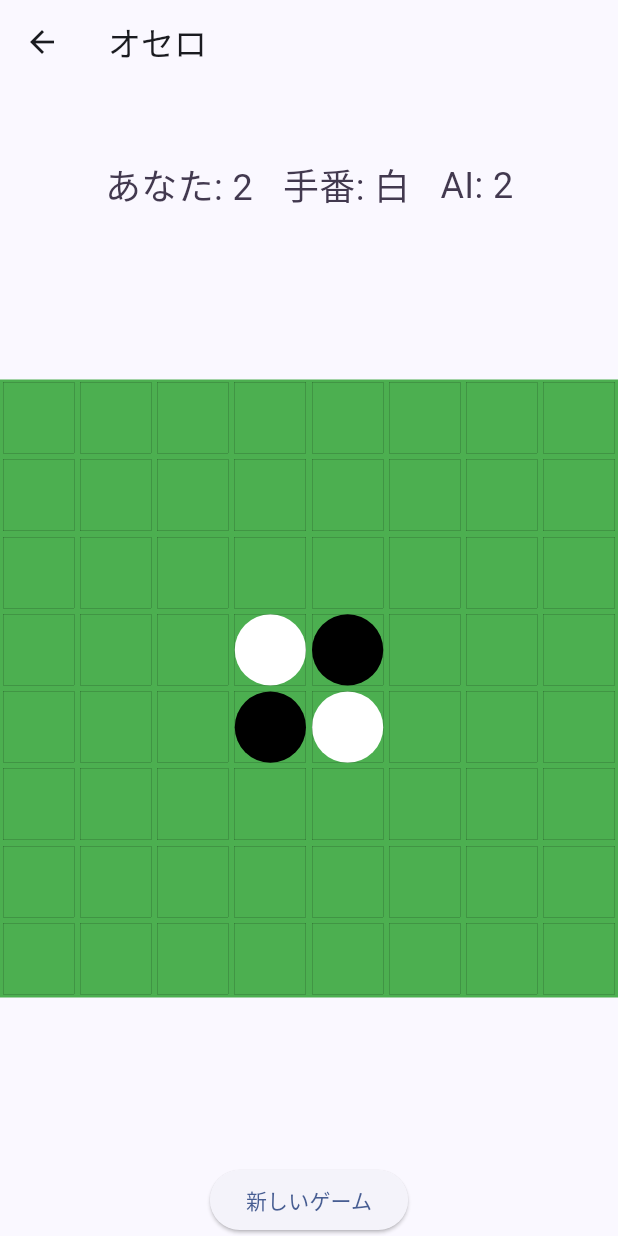
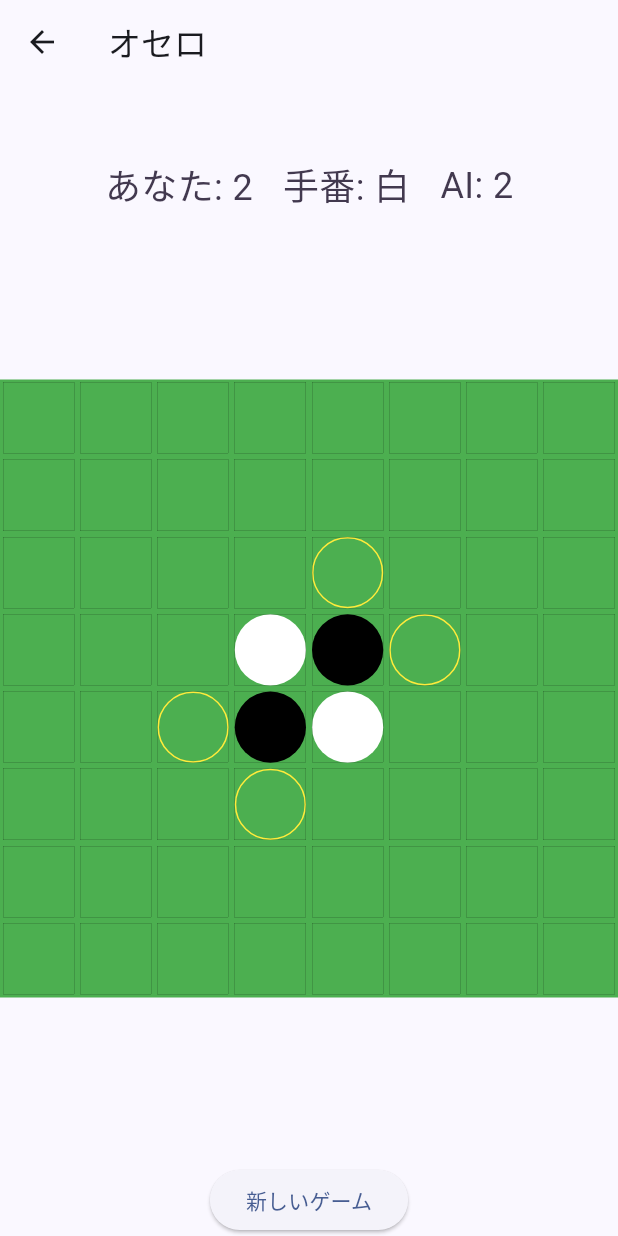
Before and after one commit to Hiro229/othello, a Flutter app: the GameScreen screen opened directly with sample values from the repository, on a phone screen of 412 x 824 dp. Run offline on Flutter 3.47's test engine with Material 2 defaults, Android fonts, the phone set to English and light mode, and no system bars; our stand-ins replace audioplayers, firebase_core, firebase_crashlytics, go_router, google_mobile_ads, in_app_purchase and 1 more; missing offline and left inert: games_services; accounts and stored records are empty.

Commit message:
feat: 駒が置ける場所をわかりやすくする。

```diff
--- a/lib/src/play_othello/othello_board_widget.dart
+++ b/lib/src/play_othello/othello_board_widget.dart
@@ -1,7 +1,7 @@
 import 'package:flutter/material.dart';
 import 'othello_board.dart';
 import 'othello_piece.dart';
-import 'othello_rule.dart'; // 追加
+import 'othello_rule.dart';
 
 // オセロの盤面を表示するウィジェット
 class OthelloBoardWidget extends StatelessWidget {
@@ -15,7 +15,7 @@ class OthelloBoardWidget extends StatelessWidget {
   final Color availableColor;
 
   // ルール
-  final OthelloRule rule; // 追加
+  final OthelloRule rule;
 
   // 手番をパラメータとして受け取る
   final Color turn;
@@ -49,21 +49,16 @@ class OthelloBoardWidget extends StatelessWidget {
           OthelloPiece piece = board.pieces[index];
           // 駒を置ける場所かどうか判定する
           bool isAvailable = rule.getAvailablePlaces(turn).contains(piece);
-          // 駒を置ける場所なら背景色をavailableColorにする
-          Color backgroundColor = isAvailable ? availableColor : Colors.transparent;
           // Containerウィジェットで駒を囲む
           return Container(
             // 駒の間に隙間を作るためにマージンを指定する
             margin: EdgeInsets.all(2.0),
-            // 駒の色と形を指定する
+            // 駒の色と形を指定する（colorプロパティも追加する）
             decoration: BoxDecoration(
               color: piece.color,
               shape: BoxShape.circle,
-              // 背景色をdecorationの中に移動する
-              // backgroundBlendMode: BlendMode.multiply, // 背景色と駒の色を重ねるためにブレンドモードを指定する
-              // backgroundColor: backgroundColor,
+              border: isAvailable ? Border.all(color: Colors.yellow, width: 1.0) : null, // ここで駒を置ける場所なら黄色の枠線を描く
             ),
-            // 駒をタップしたときの処理を指定する
             child: InkWell(
               onTap: () => onTap(piece),
             ),
```
